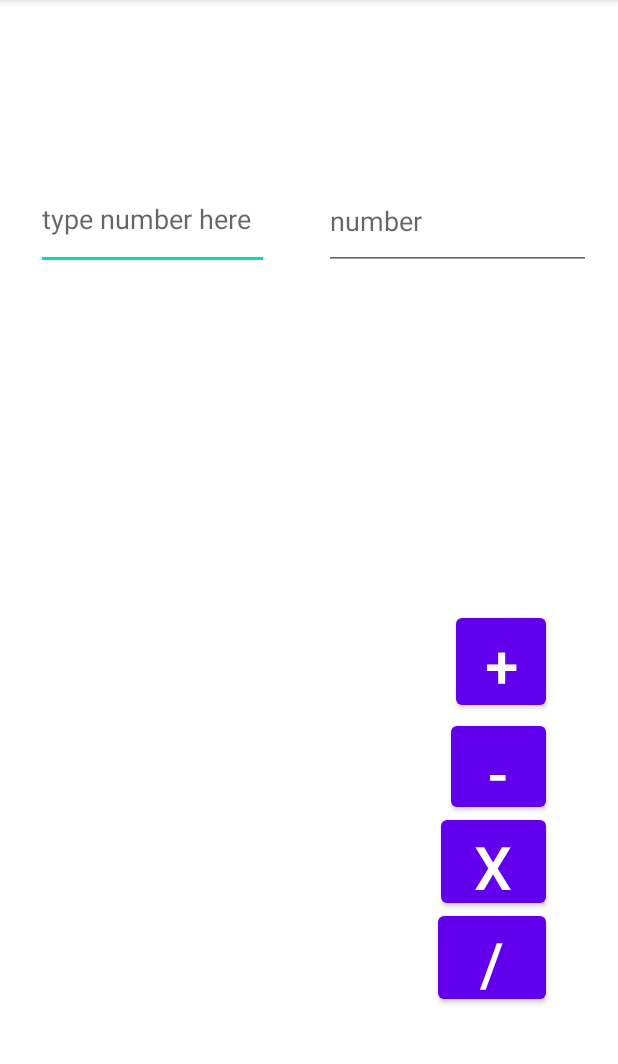
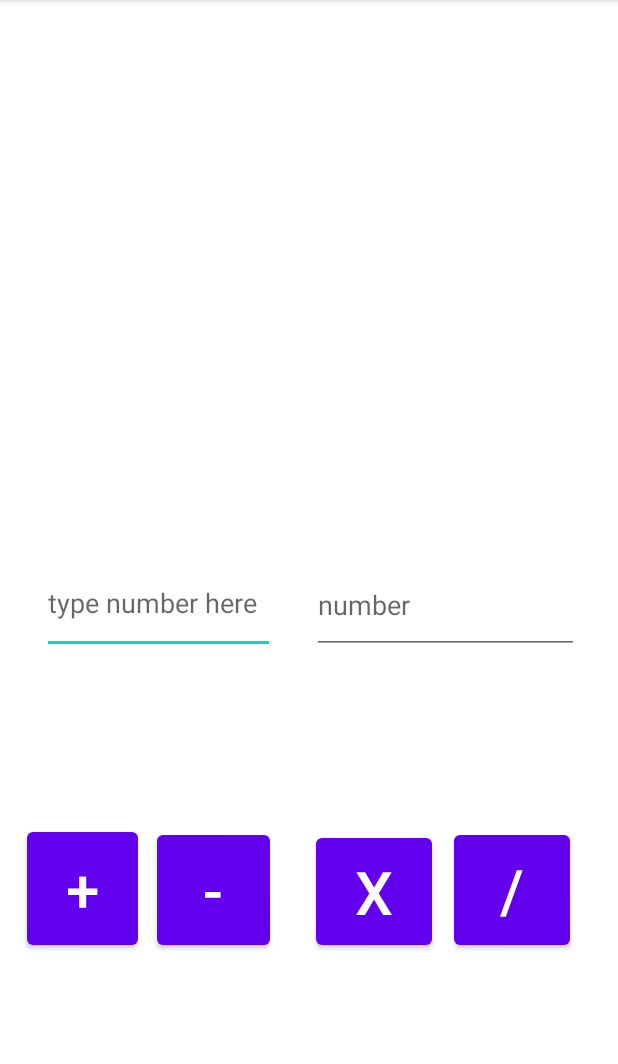
Before and after one commit to MaxMclenonn477/CalculatorApp, an Android app: the screen it shows after launch (MainActivity), on a phone screen of 412 x 824 dp, the part 84-1148 px from its top. Run offline under Robolectric (Android 15) with nearby library versions, the phone set to English and light mode, and no system bars.

Commit message:
small changes

```diff
--- a/app/src/main/java/com/example/calculatorapp/MainActivity.java
+++ b/app/src/main/java/com/example/calculatorapp/MainActivity.java
@@ -16,6 +16,7 @@ public class MainActivity extends AppCompatActivity {
 
 
     }
+
     public void switchScreens(View veiw){
         //make a reference to the EditText in the xml for the page
         EditText editText = findViewById(R.id.intOne);
@@ -30,4 +31,7 @@ public class MainActivity extends AppCompatActivity {
         //
         startActivity(intent);
     }
+
+
+
 }
--- a/app/src/main/java/com/example/calculatorapp/SecoundActivity.java
+++ /dev/null
@@ -1,6 +0,0 @@
-package com.example.calculatorapp;
-
-import android.app.Activity;
-
-public class SecoundActivity extends Activity {
-}
--- a/app/src/main/res/layout/activity_main.xml
+++ b/app/src/main/res/layout/activity_main.xml
@@ -10,11 +10,11 @@
         android:id="@+id/intOne"
         android:layout_width="155dp"
         android:layout_height="68dp"
-        android:layout_marginStart="24dp"
-        android:layout_marginBottom="588dp"
+        android:layout_marginStart="28dp"
+        android:layout_marginBottom="332dp"
         android:ems="10"
+        android:hint="type number here"
         android:inputType="textPersonName"
-        android:hint="type number here"
         android:text=""
         app:layout_constraintBottom_toBottomOf="parent"
         app:layout_constraintStart_toStartOf="parent" />
@@ -23,21 +23,21 @@
         android:id="@+id/intTwo"
         android:layout_width="178dp"
         android:layout_height="65dp"
-        android:layout_marginStart="216dp"
-        android:layout_marginBottom="588dp"
+        android:layout_marginStart="208dp"
+        android:layout_marginBottom="332dp"
         android:ems="10"
+        android:hint="number"
         android:inputType="textPersonName"
-        android:hint="number"
         android:text=""
         app:layout_constraintBottom_toBottomOf="parent"
         app:layout_constraintStart_toStartOf="parent" />
 
     <Button
         android:id="@+id/button"
-        android:layout_width="60dp"
-        android:layout_height="70dp"
-        android:layout_marginEnd="48dp"
-        android:layout_marginBottom="292dp"
+        android:layout_width="74dp"
+        android:layout_height="87dp"
+        android:layout_marginEnd="320dp"
+        android:layout_marginBottom="132dp"
         android:text="+"
         android:textSize="40sp"
         app:layout_constraintBottom_toBottomOf="parent"
@@ -45,10 +45,10 @@
 
     <Button
         android:id="@+id/button2"
-        android:layout_width="72dp"
-        android:layout_height="67dp"
-        android:layout_marginEnd="48dp"
-        android:layout_marginBottom="96dp"
+        android:layout_width="77dp"
+        android:layout_height="85dp"
+        android:layout_marginEnd="32dp"
+        android:layout_marginBottom="132dp"
         android:text="/"
         android:textSize="40sp"
         app:layout_constraintBottom_toBottomOf="parent"
@@ -56,10 +56,10 @@
 
     <Button
         android:id="@+id/button3"
-        android:layout_width="70dp"
-        android:layout_height="67dp"
-        android:layout_marginEnd="48dp"
-        android:layout_marginBottom="160dp"
+        android:layout_width="77dp"
+        android:layout_height="83dp"
+        android:layout_marginEnd="124dp"
+        android:layout_marginBottom="132dp"
         android:text="x"
         android:textSize="40sp"
         app:layout_constraintBottom_toBottomOf="parent"
@@ -67,10 +67,10 @@
 
     <Button
         android:id="@+id/button4"
-        android:layout_width="63dp"
-        android:layout_height="66dp"
-        android:layout_marginEnd="48dp"
-        android:layout_marginBottom="224dp"
+        android:layout_width="75dp"
+        android:layout_height="85dp"
+        android:layout_marginEnd="232dp"
+        android:layout_marginBottom="132dp"
         android:text="-"
         android:textSize="40sp"
         app:layout_constraintBottom_toBottomOf="parent"
--- a/app/src/main/res/values/colors.xml
+++ b/app/src/main/res/values/colors.xml
@@ -7,6 +7,6 @@
     <color name="teal_700">#FF018786</color>
     <color name="black">#FF000000</color>
     <color name="white">#FFFFFFFF</color>
-    <color name="dark_red">#FF881010</color>
+    <color name="dark_red">#881010</color>
     <color name="orange">#CC6D19</color>
 </resources>
```
